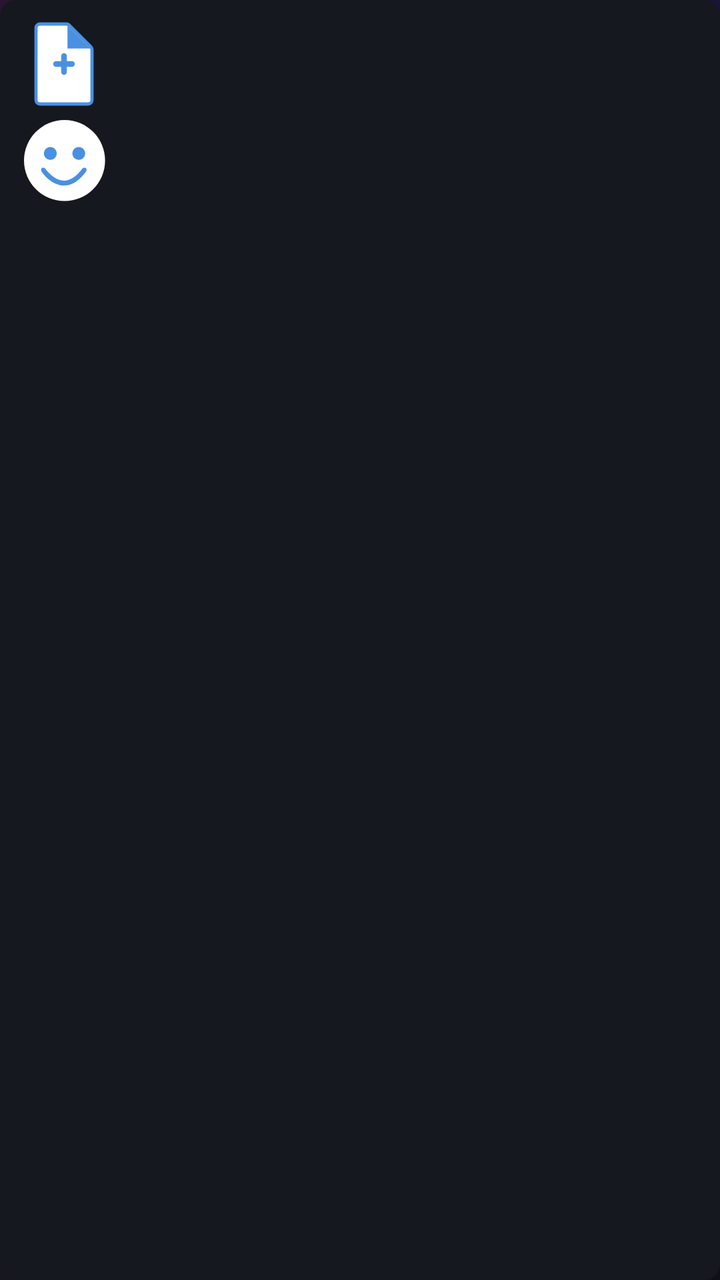
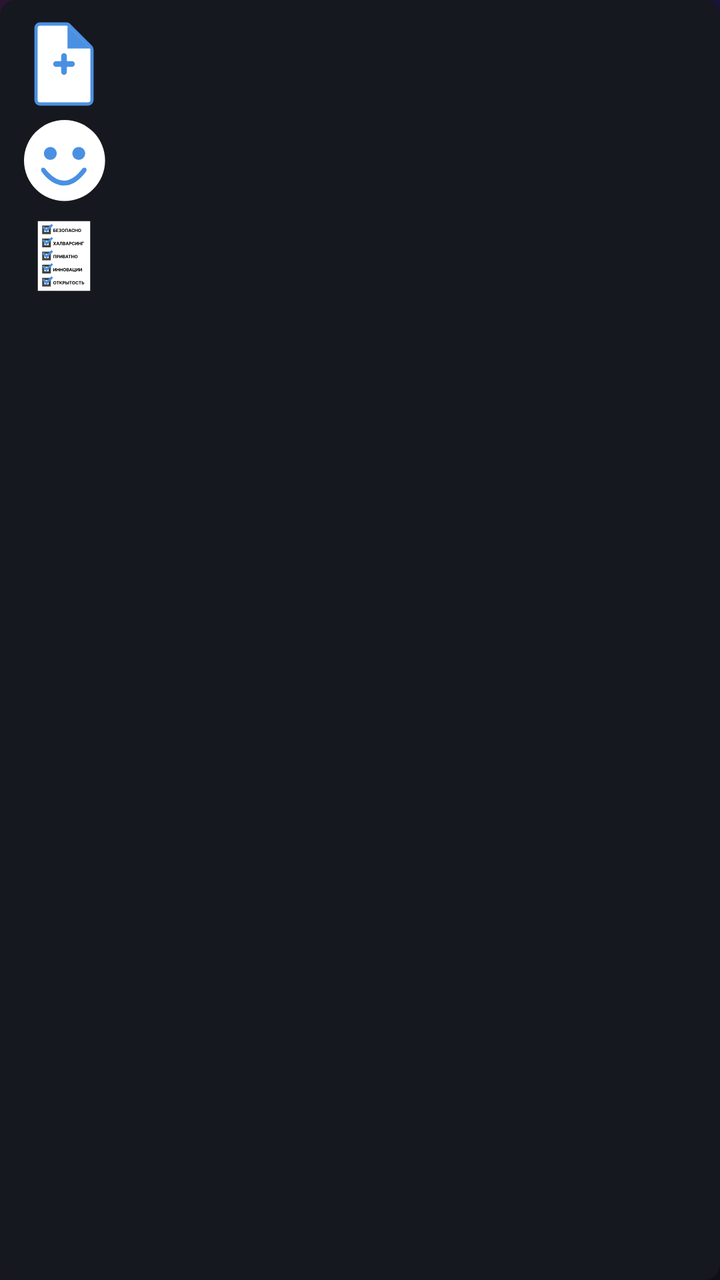

An Android layout rendered at two revisions. The XML below is the earlier revision; the diff shows what the commit changed to produce the second picture.
<!-- AndroidManifest.xml: application theme AppTheme -->
<!-- res/layout/menu_send_message.xml -->
<?xml version="1.0" encoding="utf-8"?>
<LinearLayout xmlns:android="http://schemas.android.com/apk/res/android"
    android:orientation="vertical"
    android:layout_width="wrap_content"
    android:layout_height="wrap_content"
    android:background="@drawable/popup_background"
    android:padding='8dp'>

    <ImageButton
        android:id="@+id/btn_attach_file"
        android:layout_width="48dp"
        android:layout_height="48dp"
        android:src="@drawable/ic_attach_file"
        android:scaleType="fitCenter"
        android:background="?attr/selectableItemBackgroundBorderless"/>

    <ImageButton
        android:id="@+id/btn_select_emoji"
        android:layout_width="48dp"
        android:layout_height="48dp"
        android:src="@drawable/ic_emojis"
        android:scaleType="fitCenter"
        android:background="?attr/selectableItemBackgroundBorderless"/>

</LinearLayout>
<!-- resources referenced by this layout -->
<resources>
  <!-- drawable popup_background (drawable) -->
  <?xml version="1.0" encoding="utf-8"?>
  <shape xmlns:android="http://schemas.android.com/apk/res/android">
      <solid android:color="@color/secondBackground"/>
      <corners android:radius="8dp"/>
      <elevation android:height="4dp"/>
  </shape>
  <style name="AppTheme" parent="HalChatAndroidThemeDark" />
  <color name="secondBackground">#16181f</color>
  <dimen name="standardText">20sp</dimen>
  <color name="backgroundToolbar">#8c0f1014</color>
  <color name="textColor">#FFFFFF</color>
  <style name="spinner" parent="Widget.AppCompat.Spinner.DropDown">
          <item name="android:spinnerMode">dropdown</item>
          <item name="android:background">@drawable/round_select</item>
          <item name="android:paddingTop">5dp</item>
          <item name="android:paddingBottom">5dp</item>
      </style>
  <style name="textview" parent="Widget.AppCompat.TextView">
          <item name="android:textColor">@color/textColor</item>
          <item name="android:textSize">@dimen/standardText</item>
      </style>
  <style name="radiobutton" parent="Widget.AppCompat.CompoundButton.RadioButton">
          <item name="android:textColor">@color/textColor</item>
          <item name="android:textSize">@dimen/standardText</item>
      </style>
  <style name="seekbar" parent="Widget.AppCompat.SeekBar">
          <item name="android:progress">@integer/material_motion_duration_long_1</item>
          <item name="android:progressDrawable">@drawable/seekbar_style</item>
          <item name="android:thumb">@drawable/custom_thumb</item>
      </style>
  <style name="chipchoice" parent="Widget.MaterialComponents.Chip.Choice">
          <item name="chipBackgroundColor">@drawable/chip_background_color</item>
          <item name="chipStrokeColor">@drawable/chip_stroke_color</item>
          <item name="chipStrokeWidth">1dp</item>
          <item name="android:textColor">@color/textColor</item>
      </style>
  <color name="textHintColor">#C8C8C8</color>
  <!-- drawable round_input (drawable) -->
  <?xml version="1.0" encoding="utf-8"?>
  <shape xmlns:android="http://schemas.android.com/apk/res/android">
      <solid android:color="#3E3E3E"/>
      <corners
          android:topRightRadius="15dp"
          android:topLeftRadius="15dp"
          android:bottomLeftRadius="15dp"
          android:bottomRightRadius="15dp"
          />
  </shape>
  <!-- drawable seekbar_style (drawable) -->
  <?xml version="1.0" encoding="utf-8"?>
  <layer-list xmlns:android="http://schemas.android.com/apk/res/android" >
      <item
          android:id="@android:id/background"
          android:drawable="@drawable/border_shadow" >
      </item>
  
      <item
          android:id="@android:id/progress" >
          <clip
              android:drawable="@drawable/seekbar_progress" />
      </item>
  </layer-list>
  <!-- drawable custom_thumb (drawable) -->
  <?xml version="1.0" encoding="utf-8"?>
  <layer-list xmlns:android="http://schemas.android.com/apk/res/android">
      <item>
          <shape android:shape="oval">
              <solid android:color="@color/accientBackground"/>
              <size
                  android:width="35dp"
                  android:height="35dp"/>
          </shape>
      </item>
  </layer-list>
  <!-- drawable round_btn_disabled (drawable) -->
  <?xml version="1.0" encoding="utf-8"?>
  <shape xmlns:android="http://schemas.android.com/apk/res/android">
      <solid android:color="#16181f" />
  
      <corners
          android:topRightRadius="15dp"
          android:topLeftRadius="15dp"
          android:bottomLeftRadius="15dp"
          android:bottomRightRadius="15dp"
          />
  </shape>
  <color name="backgroundInput">#A61f2230</color>
  <color name="transparent">#00000000</color>
  <color name="white">#FFFFFFFF</color>
  <color name="accientBackground">#4A90E2</color>
  <color name="accent1">#ff2fb9</color>
  <color name="accent2">#6a5cff</color>
  <!-- unchanged entries left out for length: 20 -->
</resources>

<!-- the commit's change to res/layout/menu_send_message.xml (unified diff, before → after) -->
@@ -22,4 +22,12 @@
         android:scaleType="fitCenter"
         android:background="?attr/selectableItemBackgroundBorderless"/>
 
+    <ImageButton
+        android:id="@+id/btn_poll"
+        android:layout_width="48dp"
+        android:layout_height="48dp"
+        android:src="@drawable/ic_poll"
+        android:scaleType="fitCenter"
+        android:background="?attr/selectableItemBackgroundBorderless"/>
+
 </LinearLayout>
<!-- resource entries referenced after the edit -->
@@ -1,5 +1,6 @@
 <!-- resources referenced by this layout -->
 <resources>
+  <!-- drawable ic_poll: vector/xml drawable (drawable, 23314 chars, omitted) -->
   <!-- drawable popup_background (drawable) -->
   <?xml version="1.0" encoding="utf-8"?>
   <shape xmlns:android="http://schemas.android.com/apk/res/android">
